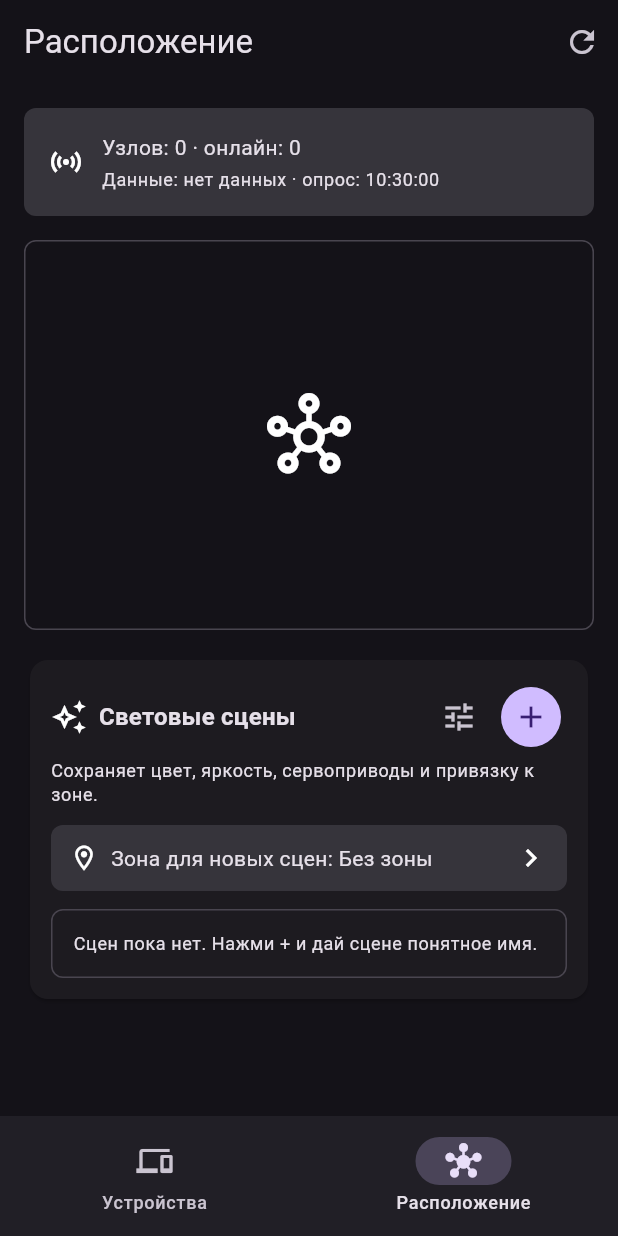
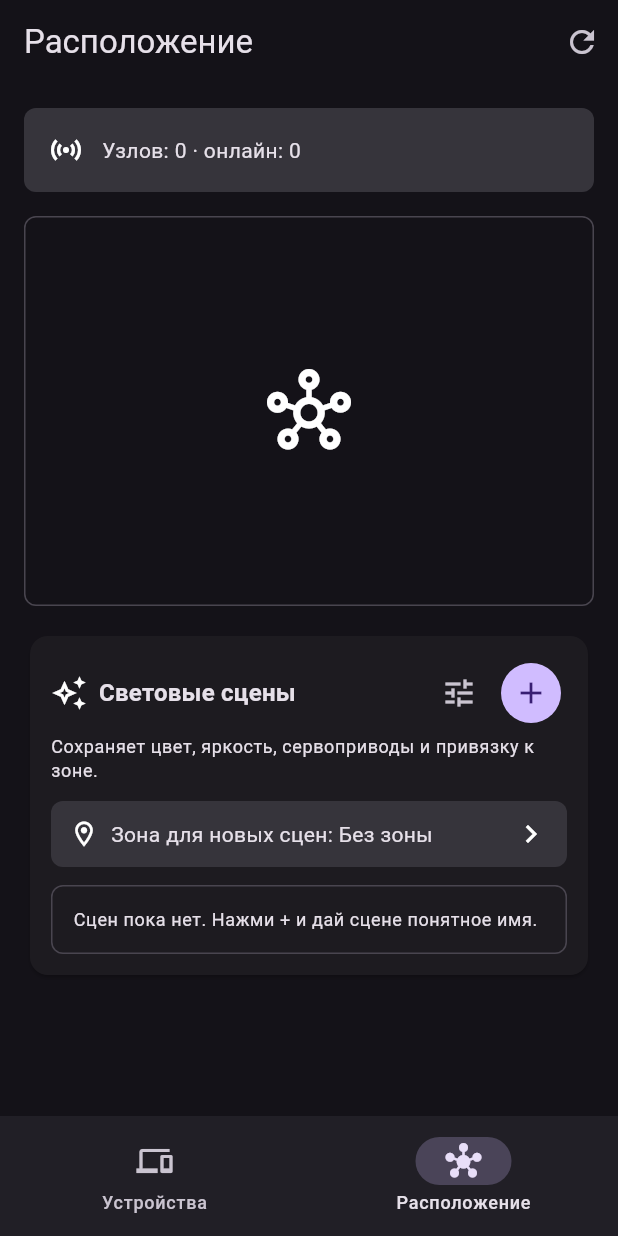
Before and after one commit to hineoni/smart-light-gpo, a Flutter app: the screen it shows after launch, swiped to page 2, on a phone screen of 412 x 824 dp. Run offline on Flutter 3.47's test engine with Material 3 defaults, Android fonts, the phone set to English and light mode, and no system bars; our stand-ins replace flutter_blue_plus, permission_handler; missing offline and left inert: flutter_esp_ble_prov; network calls fail.

Commit message:
app: hide positioning polling metadata

```diff
--- a/smart_light/lib/screens/positioning_screen.dart
+++ b/smart_light/lib/screens/positioning_screen.dart
@@ -30,7 +30,6 @@ class _PositioningScreenState extends State<PositioningScreen> {
   String? _selectedZoneId;
   bool _isLoading = true;
   bool _isSavingScene = false;
-  DateTime? _lastPolledAt;
 
   @override
   void initState() {
@@ -71,7 +70,6 @@ class _PositioningScreenState extends State<PositioningScreen> {
       _zones = zones;
       _scenes = scenes;
       _selectedZoneId ??= zones.isNotEmpty ? zones.first.id : null;
-      _lastPolledAt = DateTime.now();
       _isLoading = false;
     });
   }
@@ -90,13 +88,6 @@ class _PositioningScreenState extends State<PositioningScreen> {
         ? id.substring(id.length - 4).toUpperCase()
         : id;
     return 'Плата $suffix';
-  }
-
-  String _timeLabel(DateTime? value) {
-    if (value == null) return 'нет данных';
-    return '${value.hour.toString().padLeft(2, '0')}:'
-        '${value.minute.toString().padLeft(2, '0')}:'
-        '${value.second.toString().padLeft(2, '0')}';
   }
 
   String _ageLabel(DeviceDistanceModel distance) {
@@ -797,16 +788,9 @@ class _PositioningScreenState extends State<PositioningScreen> {
           const Icon(Icons.sensors),
           const SizedBox(width: 12),
           Expanded(
-            child: Column(
-              crossAxisAlignment: CrossAxisAlignment.start,
-              children: [
-                Text('Узлов: ${_summary.nodes.length} · онлайн: $onlineCount'),
-                const SizedBox(height: 4),
-                Text(
-                  'Данные: ${_timeLabel(_summary.lastUpdated)} · опрос: ${_timeLabel(_lastPolledAt)}',
-                  style: theme.textTheme.bodySmall,
-                ),
-              ],
+            child: Text(
+              'Узлов: ${_summary.nodes.length} · онлайн: $onlineCount',
+              style: theme.textTheme.bodyMedium,
             ),
           ),
         ],
```
